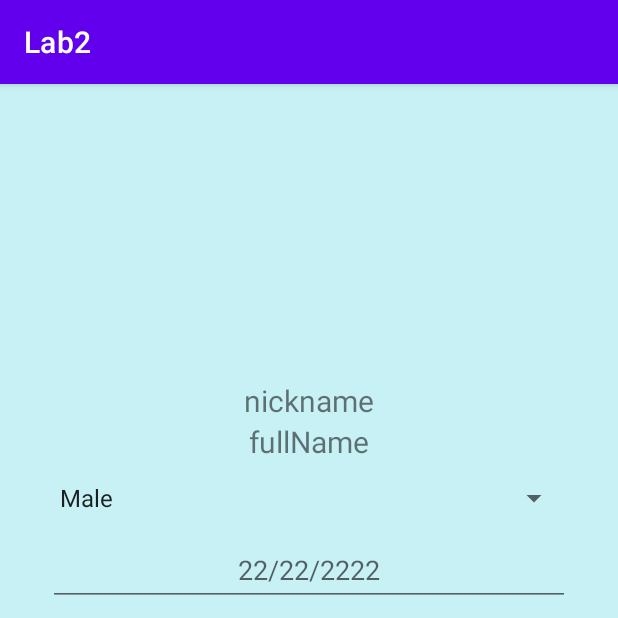
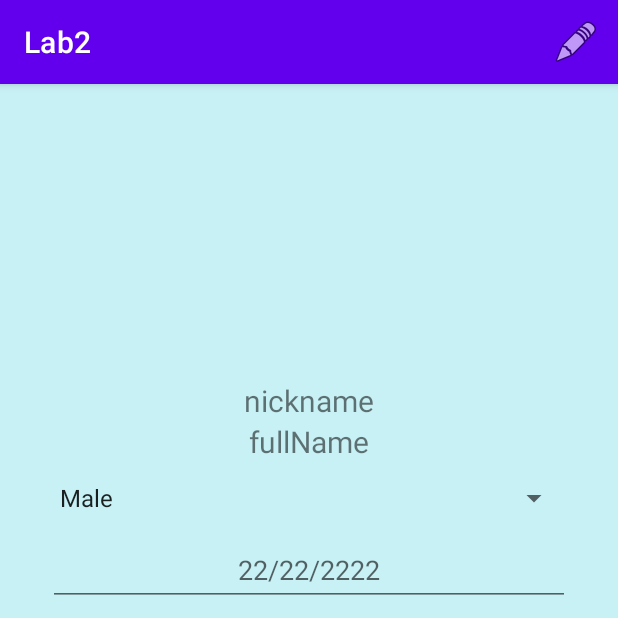
Before and after one commit to lucaruberto/MobileApplicationsDevelopment, an Android app: the screen it shows after launch (ShowProfileActivity), on a phone screen of 412 x 824 dp, the top half of it. Run offline under Robolectric (Android 15) with nearby library versions, the phone set to English and light mode, and no system bars.

Commit message:
Pencil icon added on top right

```diff
--- a/Lab2/app/build.gradle
+++ b/Lab2/app/build.gradle
@@ -38,6 +38,7 @@ dependencies {
     implementation 'androidx.appcompat:appcompat:1.6.1'
     implementation 'com.google.android.material:material:1.8.0'
     implementation 'androidx.constraintlayout:constraintlayout:2.1.4'
+    implementation 'androidx.mediarouter:mediarouter:1.3.1'
     testImplementation 'junit:junit:4.13.2'
     androidTestImplementation 'androidx.test.ext:junit:1.1.5'
     androidTestImplementation 'androidx.test.espresso:espresso-core:3.5.1'
--- a/Lab2/app/src/main/java/it/polito/mad/lab2/ShowProfileActivity.kt
+++ b/Lab2/app/src/main/java/it/polito/mad/lab2/ShowProfileActivity.kt
@@ -2,10 +2,16 @@ package it.polito.mad.lab2
 
 import androidx.appcompat.app.AppCompatActivity
 import android.os.Bundle
+import android.view.Menu
 
 class ShowProfileActivity : AppCompatActivity() {
     override fun onCreate(savedInstanceState: Bundle?) {
         super.onCreate(savedInstanceState)
         setContentView(R.layout.activity_show_profile)
     }
+
+    override fun onCreateOptionsMenu(menu: Menu?): Boolean {
+        menuInflater.inflate(R.menu.menu, menu)
+        return super.onCreateOptionsMenu(menu)
+    }
 }
--- a/Lab2/app/src/main/res/menu/menu.xml
+++ b/Lab2/app/src/main/res/menu/menu.xml
@@ -1,4 +1,12 @@
 <?xml version="1.0" encoding="utf-8"?>
-<menu xmlns:android="http://schemas.android.com/apk/res/android">
-
+<menu xmlns:tools="http://schemas.android.com/tools"
+    xmlns:app="http://schemas.android.com/apk/res-auto"
+    xmlns:android="http://schemas.android.com/apk/res/android">
+    <item
+        android:id="@+id/editIcon"
+        android:enabled="true"
+        android:icon="@android:drawable/ic_menu_edit"
+        android:title="@string/edit_profile"
+        android:visible="true"
+        app:showAsAction="always" />
 </menu>
--- a/Lab2/app/src/main/res/values/strings.xml
+++ b/Lab2/app/src/main/res/values/strings.xml
@@ -10,6 +10,7 @@
     <string name="_22_22_2222">22/22/2222</string>
     <string name="sports">Sports</string>
     <string name="textview">TextView</string>
+    <string name="edit_profile">Edit Profile</string>
     <string-array name="spinnerItems">
         <item>Male</item>
         <item>Female</item>
```
